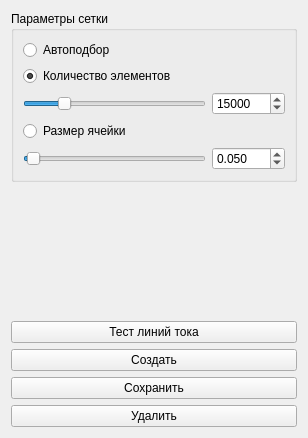
Qt form source/q3main/q3mesheditor.ui (messteno/Q3Solver) before a commit.
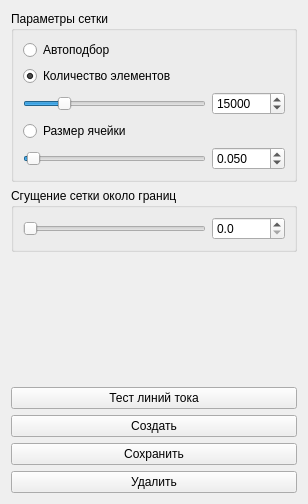
The same form after that commit.

Diff of the .ui file:
```diff
--- a/source/q3main/q3mesheditor.ui
+++ b/source/q3main/q3mesheditor.ui
@@ -7,7 +7,7 @@
     <x>0</x>
     <y>0</y>
     <width>308</width>
-    <height>438</height>
+    <height>504</height>
    </rect>
   </property>
   <property name="windowTitle">
@@ -164,6 +164,56 @@
      </layout>
     </widget>
    </item>
+   <item>
+    <widget class="QGroupBox" name="groupBox">
+     <property name="title">
+      <string>Сгущение сетки около границ</string>
+     </property>
+     <layout class="QHBoxLayout" name="horizontalLayout_2">
+      <item>
+       <widget class="QSlider" name="elementsSizeIntervalSlider">
+        <property name="sizePolicy">
+         <sizepolicy hsizetype="Expanding" vsizetype="Fixed">
+          <horstretch>5</horstretch>
+          <verstretch>0</verstretch>
+         </sizepolicy>
+        </property>
+        <property name="maximum">
+         <number>800</number>
+        </property>
+        <property name="orientation">
+         <enum>Qt::Horizontal</enum>
+        </property>
+       </widget>
+      </item>
+      <item>
+       <widget class="QDoubleSpinBox" name="elementsSizeIntervalSpinBox">
+        <property name="sizePolicy">
+         <sizepolicy hsizetype="Minimum" vsizetype="Fixed">
+          <horstretch>2</horstretch>
+          <verstretch>0</verstretch>
+         </sizepolicy>
+        </property>
+        <property name="minimumSize">
+         <size>
+          <width>0</width>
+          <height>0</height>
+         </size>
+        </property>
+        <property name="decimals">
+         <number>1</number>
+        </property>
+        <property name="maximum">
+         <double>80.000000000000000</double>
+        </property>
+        <property name="singleStep">
+         <double>0.100000000000000</double>
+        </property>
+       </widget>
+      </item>
+     </layout>
+    </widget>
+   </item>
    <item>
     <widget class="QLabel" name="meshInfoLabel">
      <property name="font">
@@ -183,6 +233,9 @@
      <property name="orientation">
       <enum>Qt::Vertical</enum>
      </property>
+     <property name="sizeType">
+      <enum>QSizePolicy::Expanding</enum>
+     </property>
      <property name="sizeHint" stdset="0">
       <size>
        <width>20</width>
```
Left out of the diff: 3 changed lines with no effect on the pictures.
